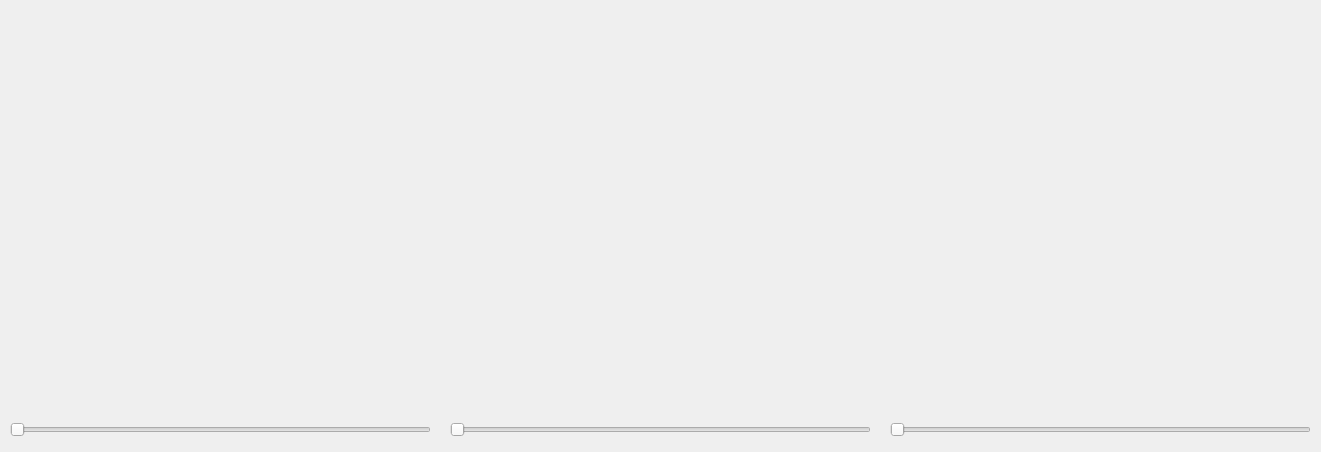
Above: VTKThreeViews.ui from FubuFabian/ThreeViews before the change. Below: the same form after it.
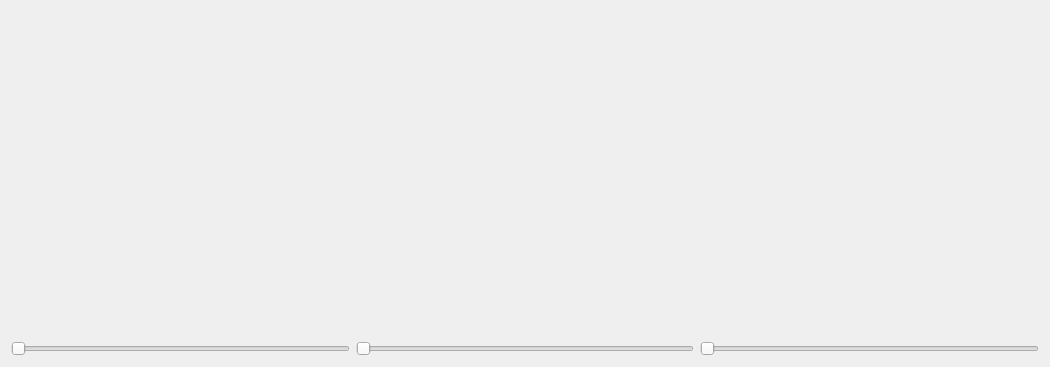
That is the form after the change.

What changed in the file:
```diff
--- a/VTKThreeViews.ui
+++ b/VTKThreeViews.ui
@@ -6,82 +6,57 @@
    <rect>
     <x>0</x>
     <y>0</y>
-    <width>1321</width>
-    <height>452</height>
+    <width>1050</width>
+    <height>367</height>
    </rect>
   </property>
   <property name="windowTitle">
    <string>VTKThreeViews</string>
   </property>
-  <widget class="QWidget" name="axialDisplay" native="true">
-   <property name="geometry">
-    <rect>
-     <x>10</x>
-     <y>10</y>
-     <width>421</width>
-     <height>391</height>
-    </rect>
-   </property>
-  </widget>
-  <widget class="QWidget" name="sagittalDisplay" native="true">
-   <property name="geometry">
-    <rect>
-     <x>450</x>
-     <y>10</y>
-     <width>421</width>
-     <height>391</height>
-    </rect>
-   </property>
-  </widget>
-  <widget class="QWidget" name="coronalDisplay" native="true">
-   <property name="geometry">
-    <rect>
-     <x>890</x>
-     <y>10</y>
-     <width>421</width>
-     <height>391</height>
-    </rect>
-   </property>
-  </widget>
+  <layout class="QHBoxLayout" name="horizontalLayout">
+   <item>
+    <layout class="QGridLayout" name="gridLayout">
+     <item row="0" column="0">
+      <widget class="QWidget" name="axialDisplay" native="true"/>
+     </item>
+     <item row="1" column="0">
   <widget class="QSlider" name="axialSlider">
-   <property name="geometry">
-    <rect>
-     <x>10</x>
-     <y>420</y>
-     <width>421</width>
-     <height>19</height>
-    </rect>
-   </property>
    <property name="orientation">
     <enum>Qt::Horizontal</enum>
    </property>
   </widget>
+     </item>
+    </layout>
+   </item>
+   <item>
+    <layout class="QGridLayout" name="gridLayout_2">
+     <item row="0" column="0">
+      <widget class="QWidget" name="sagittalDisplay" native="true"/>
+     </item>
+     <item row="1" column="0">
   <widget class="QSlider" name="sagittalSlider">
-   <property name="geometry">
-    <rect>
-     <x>450</x>
-     <y>420</y>
-     <width>421</width>
-     <height>19</height>
-    </rect>
-   </property>
    <property name="orientation">
     <enum>Qt::Horizontal</enum>
    </property>
   </widget>
+     </item>
+    </layout>
+   </item>
+   <item>
+    <layout class="QGridLayout" name="gridLayout_3">
+     <item row="0" column="0">
+      <widget class="QWidget" name="coronalDisplay" native="true"/>
+     </item>
+     <item row="1" column="0">
   <widget class="QSlider" name="coronalSlider">
-   <property name="geometry">
-    <rect>
-     <x>890</x>
-     <y>420</y>
-     <width>421</width>
-     <height>19</height>
-    </rect>
-   </property>
    <property name="orientation">
     <enum>Qt::Horizontal</enum>
    </property>
   </widget>
+     </item>
+    </layout>
+   </item>
+  </layout>
  </widget>
  <layoutdefault spacing="6" margin="11"/>
  <resources/>
```
Lines whose indentation alone changed are shown as unchanged.
